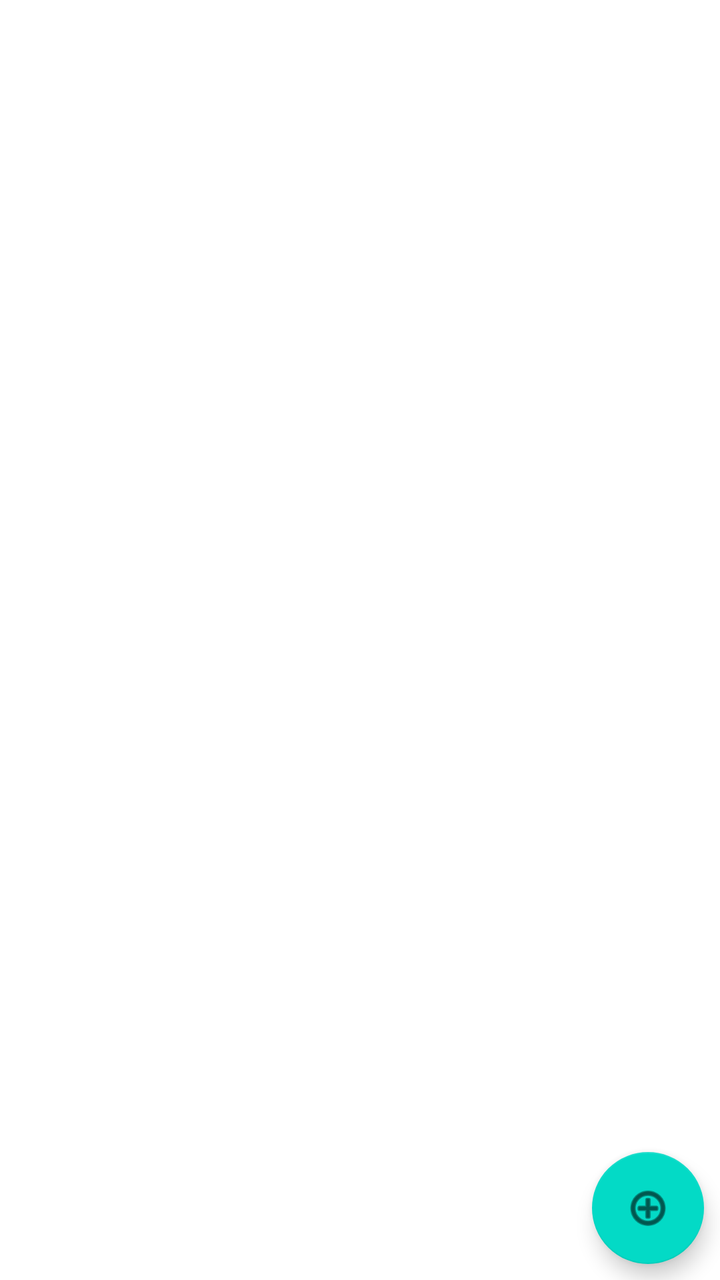
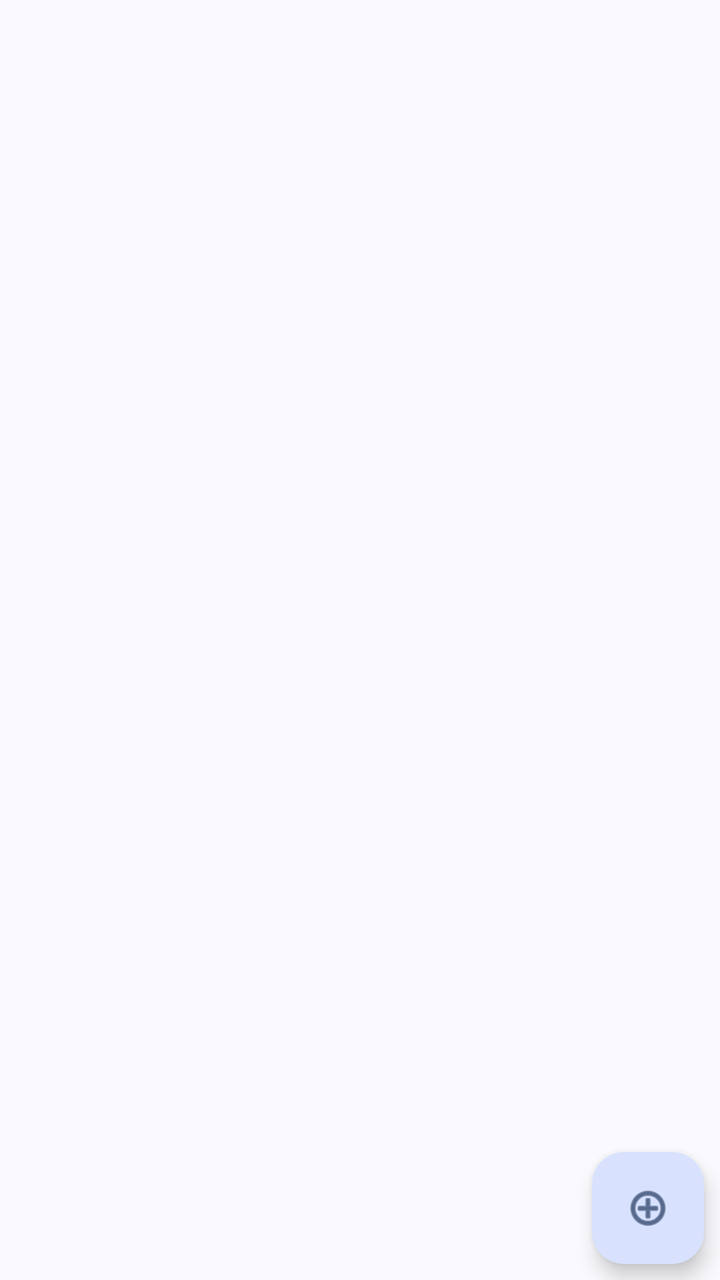

Screens rendered from an Android XML layout before and after an edit, with the pre-edit source and the edit as a unified diff.
<!-- AndroidManifest.xml: application theme VodyTheme -->
<!-- res/layout/activity_extensions.xml -->
<?xml version="1.0" encoding="utf-8"?>
<LinearLayout xmlns:android="http://schemas.android.com/apk/res/android"
    android:layout_width="match_parent"
    android:layout_height="match_parent"
    android:orientation="vertical">

    <androidx.recyclerview.widget.RecyclerView
        android:id="@+id/list"
        android:layout_width="match_parent"
        android:layout_height="0dp"
        android:layout_weight="1" />

    <com.google.android.material.floatingactionbutton.FloatingActionButton
        android:id="@+id/fab"
        android:layout_width="wrap_content"
        android:layout_height="wrap_content"
        android:layout_gravity="end"
        android:layout_margin="8dp"
        android:src="@android:drawable/ic_menu_add"
        android:contentDescription="@string/new_tab" />
</LinearLayout>
<!-- resources referenced by this layout -->
<resources>
  <string name="new_tab">New tab</string>
  <style name="VodyTheme" parent="Theme.MaterialComponents.DayNight.NoActionBar">
          <item name="colorPrimary">@color/vody_primary</item>
          <item name="colorPrimaryVariant">@color/vody_primary_dark</item>
          <item name="colorAccent">@color/vody_accent</item>
          <item name="android:statusBarColor">@color/vody_primary</item>
          <item name="android:windowBackground">@color/vody_bg</item>
      </style>
  <color name="vody_primary">#1565C0</color>
  <color name="vody_primary_dark">#0D47A1</color>
  <color name="vody_accent">#FF6F00</color>
  <color name="vody_bg">#FFFFFF</color>
</resources>

<!-- the commit's change to res/layout/activity_extensions.xml (unified diff, before → after) -->
@@ -2,13 +2,15 @@
 <LinearLayout xmlns:android="http://schemas.android.com/apk/res/android"
     android:layout_width="match_parent"
     android:layout_height="match_parent"
-    android:orientation="vertical">
+    android:orientation="vertical"
+    android:background="?android:colorBackground">
 
     <androidx.recyclerview.widget.RecyclerView
         android:id="@+id/list"
         android:layout_width="match_parent"
         android:layout_height="0dp"
-        android:layout_weight="1" />
+        android:layout_weight="1"
+        android:scrollbarStyle="outsideOverlay" />
 
     <com.google.android.material.floatingactionbutton.FloatingActionButton
         android:id="@+id/fab"
<!-- resource entries referenced after the edit -->
@@ -1,16 +1,19 @@
 <!-- resources referenced by this layout -->
 <resources>
   <string name="new_tab">New tab</string>
-  <style name="VodyTheme" parent="Theme.MaterialComponents.DayNight.NoActionBar">
+  <style name="VodyTheme" parent="Theme.Material3.DynamicColors.DayNight.NoActionBar">
           <item name="colorPrimary">@color/vody_primary</item>
           <item name="colorPrimaryVariant">@color/vody_primary_dark</item>
+          <item name="colorOnPrimary">@color/white</item>
           <item name="colorAccent">@color/vody_accent</item>
-          <item name="android:statusBarColor">@color/vody_primary</item>
-          <item name="android:windowBackground">@color/vody_bg</item>
+          
+          <item name="android:windowBackground">?android:colorBackground</item>
+          <item name="android:statusBarColor">@color/vody_primary_dark</item>
+          <item name="preferenceTheme">@style/PreferenceThemeOverlay</item>
       </style>
   <color name="vody_primary">#1565C0</color>
   <color name="vody_primary_dark">#0D47A1</color>
+  <color name="white">#FFFFFFFF</color>
   <color name="vody_accent">#FF6F00</color>
-  <color name="vody_bg">#FFFFFF</color>
 </resources>
 
